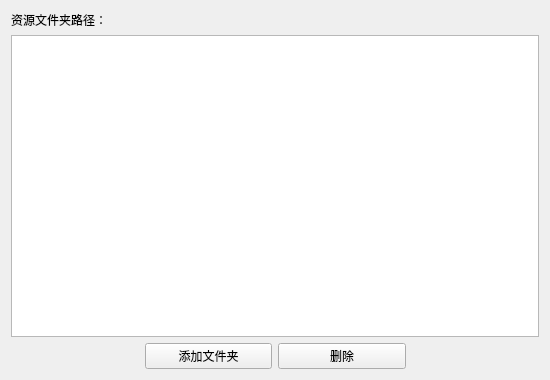
This is 窗体/global_s.ui in FsterThanLight/automatic_clicker_2 as Qt 5 draws it before an edit. The edited form follows.
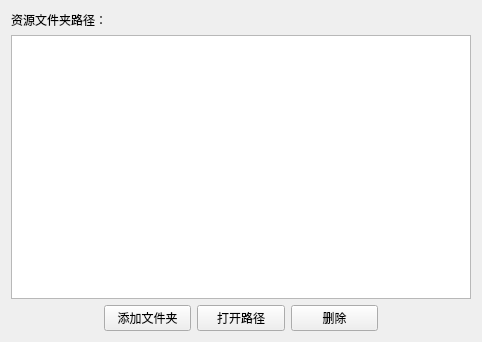
This is the edited form. Icons and pictures are not drawn.

```diff
--- a/窗体/global_s.ui
+++ b/窗体/global_s.ui
@@ -6,8 +6,8 @@
    <rect>
     <x>0</x>
     <y>0</y>
-    <width>550</width>
-    <height>380</height>
+    <width>482</width>
+    <height>342</height>
    </rect>
   </property>
   <property name="font">
@@ -32,13 +32,6 @@
    </item>
    <item>
     <layout class="QGridLayout" name="gridLayout_2">
-     <item row="2" column="2">
-      <widget class="QPushButton" name="pushButton_2">
-       <property name="text">
-        <string>删除</string>
-       </property>
-      </widget>
-     </item>
      <item row="2" column="1">
       <widget class="QPushButton" name="pushButton">
        <property name="text">
@@ -46,13 +39,27 @@
        </property>
       </widget>
      </item>
-     <item row="1" column="0" colspan="4">
+     <item row="1" column="0" colspan="5">
       <widget class="QListView" name="listView">
        <property name="editTriggers">
         <set>QAbstractItemView::NoEditTriggers</set>
        </property>
       </widget>
      </item>
+     <item row="2" column="3">
+      <widget class="QPushButton" name="pushButton_2">
+       <property name="text">
+        <string>删除</string>
+       </property>
+      </widget>
+     </item>
+     <item row="2" column="2">
+      <widget class="QPushButton" name="pushButton_3">
+       <property name="text">
+        <string>打开路径</string>
+       </property>
+      </widget>
+     </item>
     </layout>
    </item>
   </layout>
```
